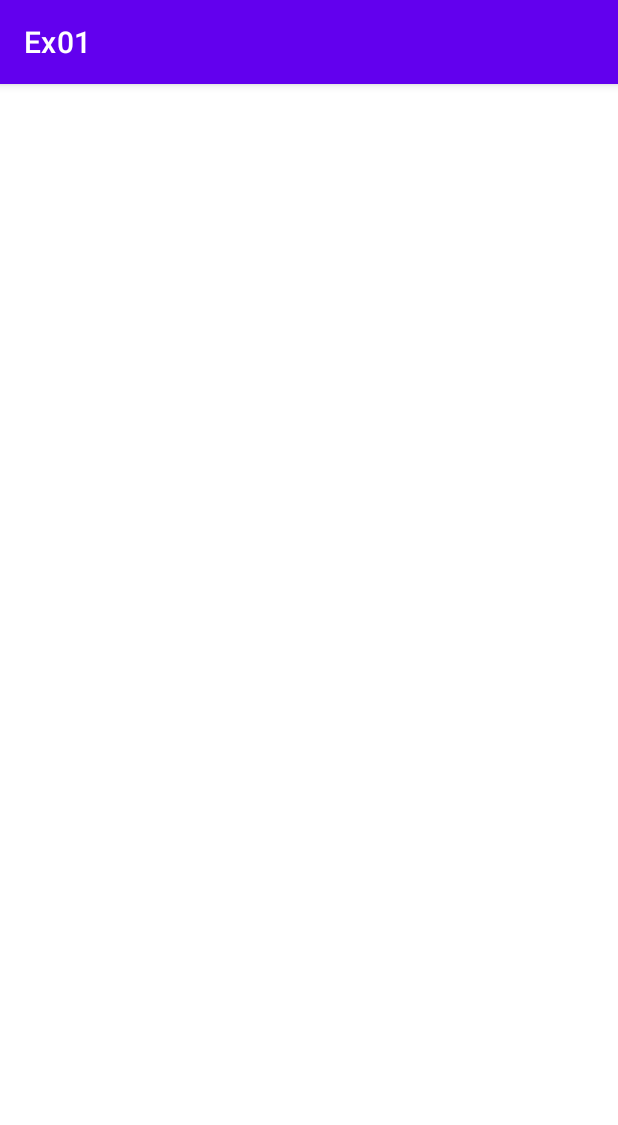
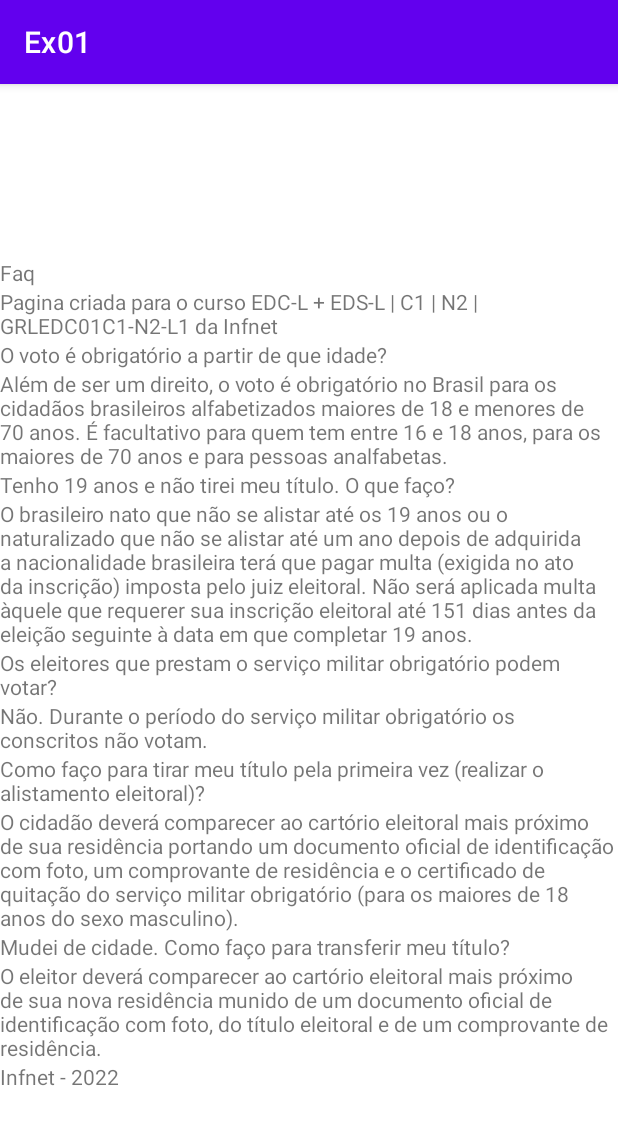
Before and after one commit to tommymolto/aulakotlin, an Android app: the screen it shows after launch (ListaAlunosActivity), after a tap on "LISTA ALUNOS", on a phone screen of 412 x 824 dp. Shown: the top 1125 px of the screen. Run offline under Robolectric (Android 15) with nearby library versions, the phone set to English and light mode, and no system bars; 2 statements that could not run were skipped.

Commit message:
one commit to all

```diff
--- a/app/build.gradle
+++ b/app/build.gradle
@@ -1,6 +1,7 @@
 plugins {
     id 'com.android.application'
     id 'org.jetbrains.kotlin.android'
+    id 'kotlin-android-extensions'
     id 'org.jetbrains.kotlin.plugin.serialization'
 
 }
--- /dev/null
+++ b/app/src/main/java/br/edu/infnet/android/ex01/FaqFragment.kt
@@ -0,0 +1,50 @@
+package br.edu.infnet.android.ex01
+
+import android.os.Bundle
+import androidx.fragment.app.Fragment
+import android.view.LayoutInflater
+import android.view.View
+import android.view.ViewGroup
+import br.edu.infnet.android.ex01.dados.duvidas
+import kotlinx.android.synthetic.main.fragment_faq.*
+
+
+/**
+ * A simple [Fragment] subclass.
+ * Use the [FaqFragment.newInstance] factory method to
+ * create an instance of this fragment.
+ */
+class FaqFragment : Fragment() {
+
+
+        override fun onCreateView(
+            inflater: LayoutInflater, container: ViewGroup?,
+            savedInstanceState: Bundle?
+        ): View? {
+            // Infla o layout para este fragmento
+            return inflater.inflate(R.layout.fragment_faq, container, false)
+        }
+
+        override fun onViewCreated(view: View, savedInstanceState: Bundle?) {
+            super.onViewCreated(view, savedInstanceState)
+
+            // Lista de TextViews que exibirão o texto das perguntas
+            val perguntasTextViews = listOf(
+                p1_textview,
+                p2_textview,
+                p3_textview,
+                p4_textview,
+                p5_textview)
+            // Lista de TextViews que exibirão o texto das respostas
+            val respostasTextViews = listOf(r1_textview,
+                r2_textview,
+                r3_textview,
+                r4_textview,
+                r5_textview)
+            // Configura cada texto iterativamente
+            for (i in duvidas.indices){
+                perguntasTextViews[i].text = duvidas[i].pergunta
+                respostasTextViews[i].text = duvidas[i].resposta
+            }
+        }
+    }
--- /dev/null
+++ b/app/src/main/java/br/edu/infnet/android/ex01/dados/Mock.kt
@@ -0,0 +1,21 @@
+package br.edu.infnet.android.ex01.dados
+
+import br.edu.infnet.android.ex01.model.Duvida
+
+val duvidas = listOf(
+Duvida("O voto é obrigatório a partir de que idade?",
+"Além de ser um direito, o voto é obrigatório no Brasil para os cidadãos brasileiros alfabetizados maiores de 18 e menores de 70 anos. É facultativo para quem tem entre 16 e 18 anos, para os maiores de 70 anos e para pessoas analfabetas.",
+),
+Duvida("Tenho 19 anos e não tirei meu título. O que faço?",
+"O brasileiro nato que não se alistar até os 19 anos ou o naturalizado que não se alistar até um ano depois de adquirida a nacionalidade brasileira terá que pagar multa (exigida no ato da inscrição) imposta pelo juiz eleitoral. Não será aplicada multa àquele que requerer sua inscrição eleitoral até 151 dias antes da eleição seguinte à data em que completar 19 anos.",
+),
+Duvida("Os eleitores que prestam o serviço militar obrigatório podem votar?",
+"Não. Durante o período do serviço militar obrigatório os conscritos não votam.",
+),
+Duvida("Como faço para tirar meu título pela primeira vez (realizar o alistamento eleitoral)?",
+"O cidadão deverá comparecer ao cartório eleitoral mais próximo de sua residência portando um documento oficial de identificação com foto, um comprovante de residência e o certificado de quitação do serviço militar obrigatório (para os maiores de 18 anos do sexo masculino).",
+),
+Duvida("Mudei de cidade. Como faço para transferir meu título?",
+"O eleitor deverá comparecer ao cartório eleitoral mais próximo de sua nova residência munido de um documento oficial de identificação com foto, do título eleitoral e de um comprovante de residência.",
+)
+)
--- /dev/null
+++ b/app/src/main/java/br/edu/infnet/android/ex01/model/Duvida.kt
@@ -0,0 +1,4 @@
+package br.edu.infnet.android.ex01.model
+
+class Duvida(val pergunta: String,
+               val resposta: String)
--- a/app/src/main/res/layout/activity_lista_alunos.xml
+++ b/app/src/main/res/layout/activity_lista_alunos.xml
@@ -18,6 +18,13 @@
             android:layout_weight="1"
 
             android:text="Texto" />
+
+        <androidx.fragment.app.FragmentContainerView
+            android:id="@+id/fragmentContainerView"
+            android:name="br.edu.infnet.android.ex01.FaqFragment"
+            android:layout_width="match_parent"
+            android:layout_height="wrap_content"
+            android:layout_weight="1" />
     </LinearLayout>
 
 </androidx.constraintlayout.widget.ConstraintLayout>
--- /dev/null
+++ b/app/src/main/res/layout/fragment_faq.xml
@@ -0,0 +1,92 @@
+<?xml version="1.0" encoding="utf-8"?>
+<FrameLayout xmlns:android="http://schemas.android.com/apk/res/android"
+    xmlns:tools="http://schemas.android.com/tools"
+    android:layout_width="match_parent"
+    android:layout_height="match_parent"
+    tools:context=".FaqFragment">
+
+    <!-- TODO: Update blank fragment layout -->
+
+    <LinearLayout
+        android:layout_width="match_parent"
+        android:layout_height="match_parent"
+        android:orientation="vertical"
+        tools:viewBindingIgnore="true"
+        >
+
+        <TextView
+            android:layout_width="match_parent"
+            android:layout_height="wrap_content"
+            android:text="@string/faq_fragment_titulo_pagina" />
+
+        <TextView
+            android:id="@+id/textView4"
+            android:layout_width="match_parent"
+            android:layout_height="wrap_content"
+            android:text="@string/faq_fragment_titulo_texto" />
+
+        <TextView
+            android:id="@+id/p1_textview"
+            android:layout_width="match_parent"
+            android:layout_height="wrap_content"
+            android:text="TextView" />
+
+        <TextView
+            android:id="@+id/r1_textview"
+            android:layout_width="match_parent"
+            android:layout_height="wrap_content"
+            android:text="TextView" />
+
+        <TextView
+            android:id="@+id/p2_textview"
+            android:layout_width="match_parent"
+            android:layout_height="wrap_content"
+            android:text="TextView" />
+
+        <TextView
+            android:id="@+id/r2_textview"
+            android:layout_width="match_parent"
+            android:layout_height="wrap_content"
+            android:text="TextView" />
+        <TextView
+            android:id="@+id/p3_textview"
+            android:layout_width="match_parent"
+            android:layout_height="wrap_content"
+            android:text="TextView" />
+
+        <TextView
+            android:id="@+id/r3_textview"
+            android:layout_width="match_parent"
+            android:layout_height="wrap_content"
+            android:text="TextView" />
+        <TextView
+            android:id="@+id/p4_textview"
+            android:layout_width="match_parent"
+            android:layout_height="wrap_content"
+            android:text="TextView" />
+
+        <TextView
+            android:id="@+id/r4_textview"
+            android:layout_width="match_parent"
+            android:layout_height="wrap_content"
+            android:text="TextView" />
+        <TextView
+            android:id="@+id/p5_textview"
+            android:layout_width="match_parent"
+            android:layout_height="wrap_content"
+            android:text="TextView" />
+
+        <TextView
+            android:id="@+id/r5_textview"
+            android:layout_width="match_parent"
+            android:layout_height="wrap_content"
+            android:text="TextView" />
+
+        <TextView
+            android:id="@+id/textView5"
+            android:layout_width="match_parent"
+            android:layout_height="wrap_content"
+            android:text="@string/faq_fragment_titulo_copyright" />
+    </LinearLayout>
+
+</FrameLayout>
--- a/app/src/main/res/values/strings.xml
+++ b/app/src/main/res/values/strings.xml
@@ -1,3 +1,8 @@
 <resources>
     <string name="app_name">Ex01</string>
+    <!-- TODO: Remove or change this placeholder text -->
+    <string name="faq_fragment_titulo">Faq</string>
+    <string name="faq_fragment_titulo_pagina">Faq</string>
+    <string name="faq_fragment_titulo_texto">Pagina criada para o curso EDC-L + EDS-L | C1 | N2 | GRLEDC01C1-N2-L1 da Infnet</string>
+    <string name="faq_fragment_titulo_copyright">Infnet - 2022</string>
 </resources>
```
